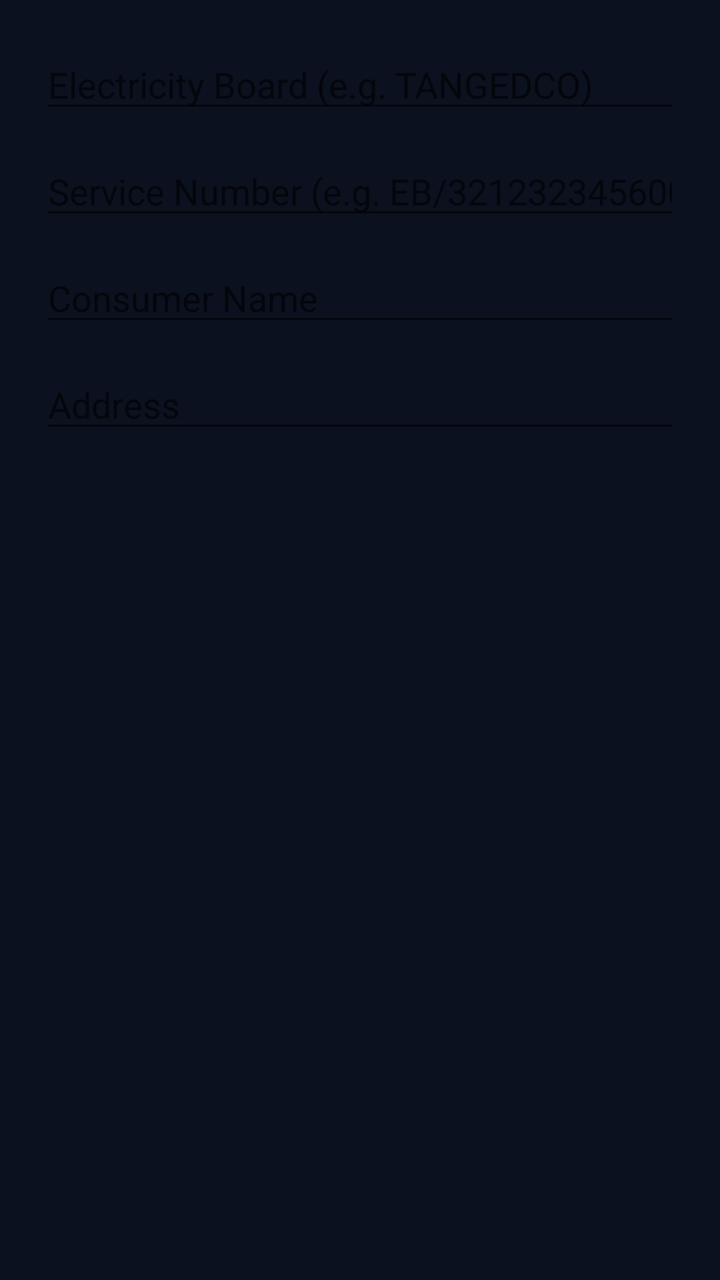
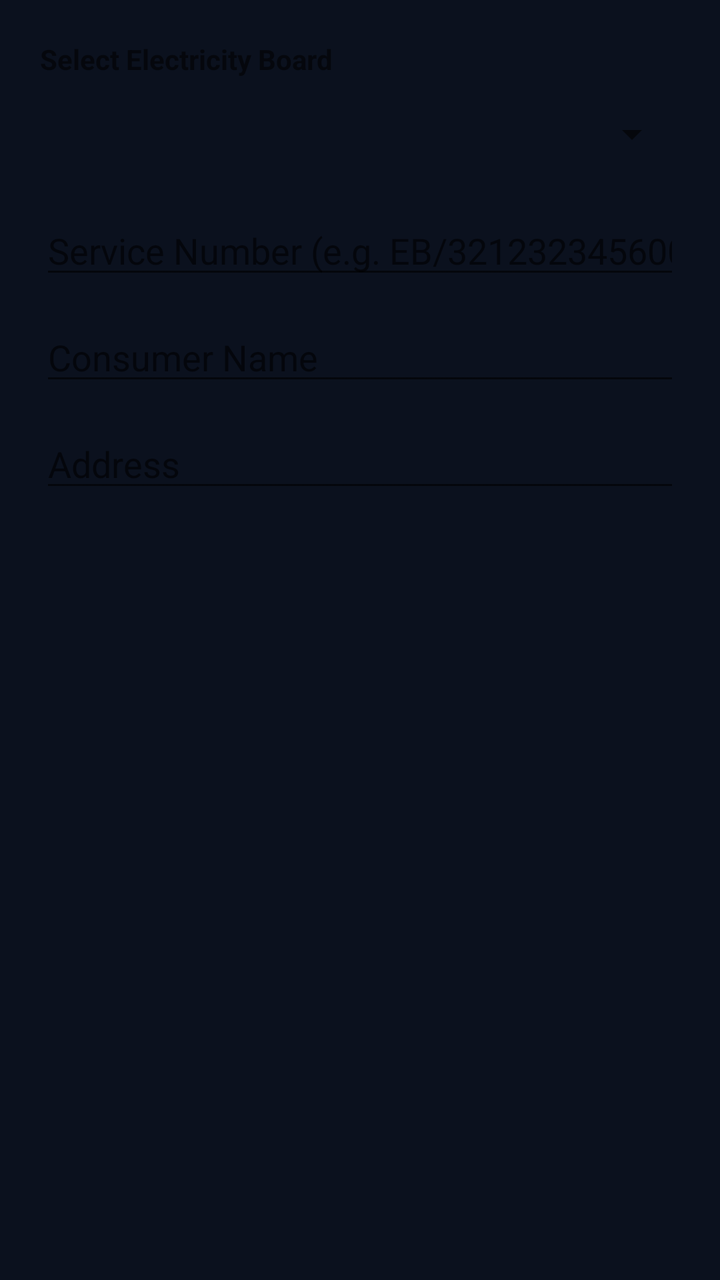

Before-and-after screenshots of an Android layout around one commit, followed by the original layout XML and the change that was made.
<!-- AndroidManifest.xml: application theme Theme.SmartElectricity -->
<!-- res/layout/dialog_add_connection.xml -->
<?xml version="1.0" encoding="utf-8"?>
<LinearLayout xmlns:android="http://schemas.android.com/apk/res/android"
    android:layout_width="match_parent"
    android:layout_height="wrap_content"
    android:orientation="vertical"
    android:padding="20dp">

    <EditText
        android:id="@+id/et_board_name"
        android:layout_width="match_parent"
        android:layout_height="wrap_content"
        android:hint="Electricity Board (e.g. TANGEDCO)"
        android:inputType="text"
        android:layout_marginBottom="12dp" />

    <EditText
        android:id="@+id/et_service_number"
        android:layout_width="match_parent"
        android:layout_height="wrap_content"
        android:hint="Service Number (e.g. EB/321232345600/12)"
        android:inputType="text"
        android:layout_marginBottom="12dp" />

    <EditText
        android:id="@+id/et_consumer_name"
        android:layout_width="match_parent"
        android:layout_height="wrap_content"
        android:hint="Consumer Name"
        android:inputType="text"
        android:layout_marginBottom="12dp" />

    <EditText
        android:id="@+id/et_address"
        android:layout_width="match_parent"
        android:layout_height="wrap_content"
        android:hint="Address"
        android:inputType="text" />
</LinearLayout>
<!-- resources referenced by this layout -->
<resources>
  <style name="Theme.SmartElectricity" parent="Theme.MaterialComponents.DayNight.DarkActionBar">
          <item name="colorPrimary">@color/primary</item>
          <item name="colorPrimaryVariant">@color/primary_light</item>
          <item name="colorSecondary">@color/accent</item>
          <item name="android:windowBackground">@color/bg_dark</item>
      </style>
  <color name="primary">#0F52BA</color>
  <color name="primary_light">#4B86F0</color>
  <color name="accent">#00E5FF</color>
  <color name="bg_dark">#0B111E</color>
</resources>

<!-- the commit's change to res/layout/dialog_add_connection.xml (unified diff, before → after) -->
@@ -5,12 +5,27 @@
     android:orientation="vertical"
     android:padding="20dp">
 
+    <TextView
+        android:layout_width="wrap_content"
+        android:layout_height="wrap_content"
+        android:text="Select Electricity Board"
+        android:textStyle="bold"
+        android:layout_marginBottom="4dp"/>
+
+    <Spinner
+        android:id="@+id/spinner_board"
+        android:layout_width="match_parent"
+        android:layout_height="wrap_content"
+        android:minHeight="48dp"
+        android:layout_marginBottom="12dp" />
+
     <EditText
         android:id="@+id/et_board_name"
         android:layout_width="match_parent"
         android:layout_height="wrap_content"
-        android:hint="Electricity Board (e.g. TANGEDCO)"
+        android:hint="Enter Custom Board Name"
         android:inputType="text"
+        android:visibility="gone"
         android:layout_marginBottom="12dp" />
 
     <EditText
